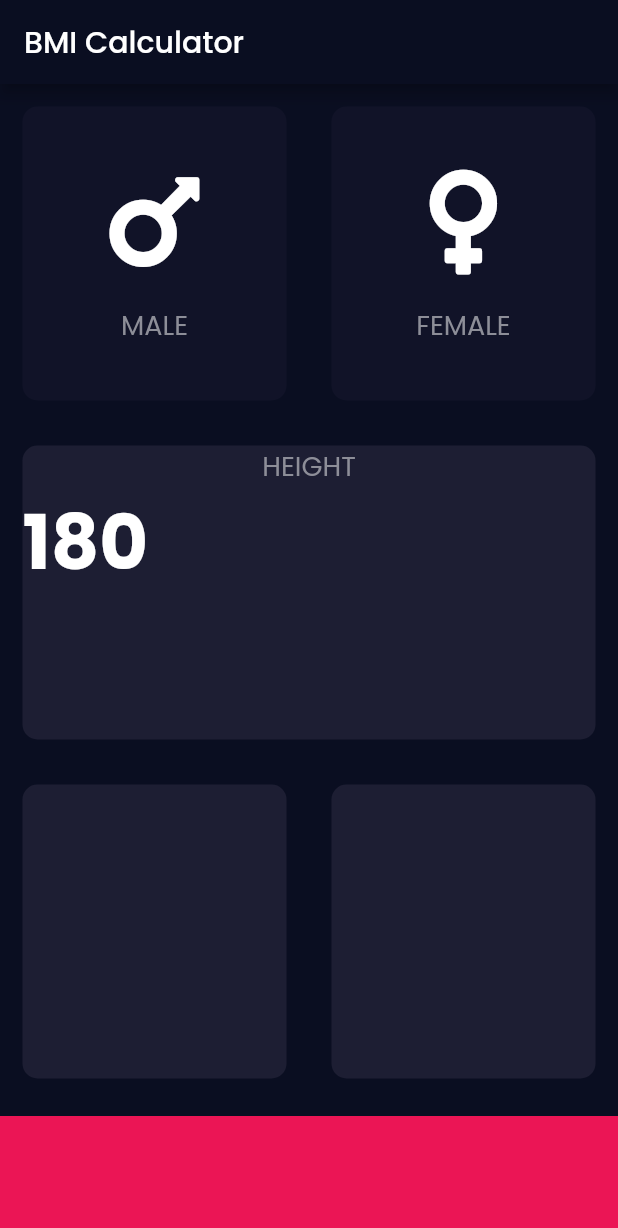
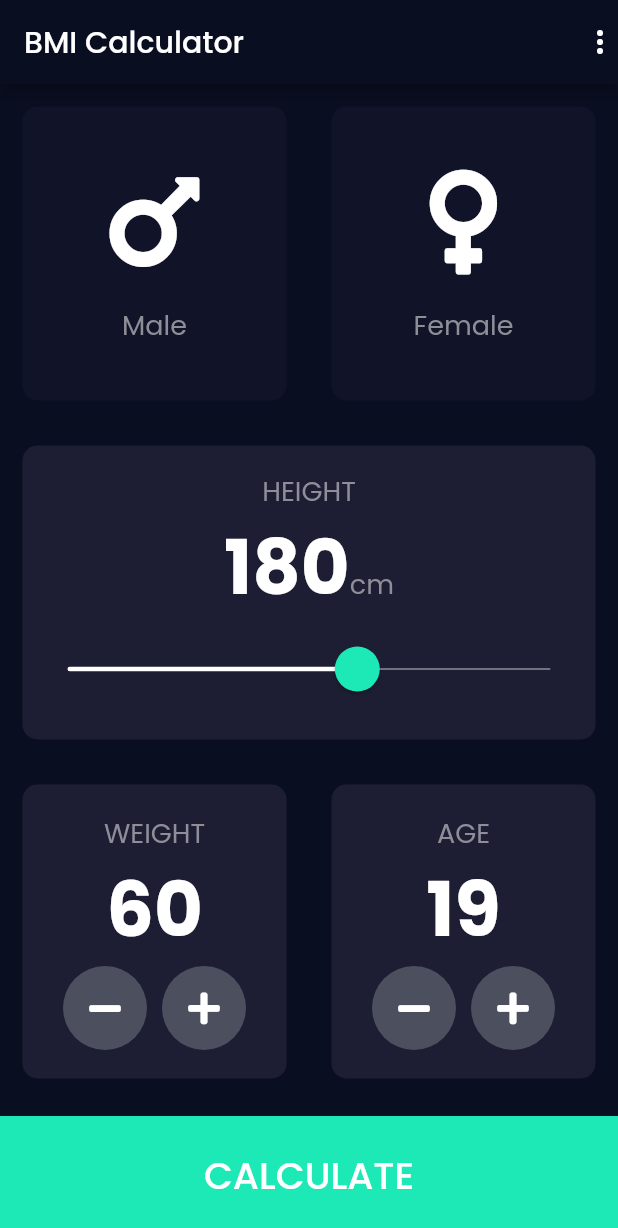
Before and after one commit to codestronaut/flutter-bmi-calculator, a Flutter app: the screen it shows after launch, on a phone screen of 412 x 824 dp. Shown: the top 1228 px of the screen. Run offline on Flutter 3.47's test engine with Material 2 defaults, Android fonts, the phone set to English and light mode, and no system bars; our stand-ins replace font_awesome_flutter, google_fonts.

Commit message:
Add Main Feature and Refactor

```diff
--- /dev/null
+++ b/lib/components/components.dart
@@ -0,0 +1,6 @@
+import 'package:flutter/material.dart';
+import '../shared/constants.dart';
+part 'reusable_card.dart';
+part 'large_bottom_button.dart';
+part 'rounded_icon_button.dart';
+part 'icon_content.dart';
--- a/lib/icon_content.dart
+++ b/lib/components/icon_content.dart
@@ -1,5 +1,4 @@
-import 'package:flutter/material.dart';
-import 'package:flutter_bmi_calculator/constants.dart';
+part of 'components.dart';
 
 class IconContent extends StatelessWidget {
   final IconData icon;
--- /dev/null
+++ b/lib/components/large_bottom_button.dart
@@ -0,0 +1,29 @@
+part of 'components.dart';
+
+class LargeBottomButton extends StatelessWidget {
+  final Function onPress;
+  final String buttonText;
+  LargeBottomButton({
+    @required this.onPress,
+    @required this.buttonText,
+  });
+
+  @override
+  Widget build(BuildContext context) {
+    return GestureDetector(
+      onTap: onPress,
+      child: Container(
+        color: kCustomizedGreen,
+        margin: EdgeInsets.only(top: 10.0),
+        width: double.infinity,
+        height: kBottomContainerHeight,
+        child: Center(
+          child: Text(
+            buttonText,
+            style: kLargeButtonTextStyle,
+          ),
+        ),
+      ),
+    );
+  }
+}
--- a/lib/reusable_card.dart
+++ b/lib/components/reusable_card.dart
@@ -1,11 +1,13 @@
-import 'package:flutter/material.dart';
+part of 'components.dart';
 
 class ReusableCard extends StatelessWidget {
   final Color cardColor;
+  final EdgeInsetsGeometry cardPadding;
   final Widget cardChild;
   final Function onCardTap;
   ReusableCard({
     @required this.cardColor,
+    this.cardPadding,
     this.cardChild,
     this.onCardTap,
   });
@@ -15,6 +17,7 @@ class ReusableCard extends StatelessWidget {
     return GestureDetector(
       onTap: onCardTap,
       child: Container(
+        padding: cardPadding,
         decoration: BoxDecoration(
           color: cardColor,
           borderRadius: BorderRadius.circular(10.0),
--- /dev/null
+++ b/lib/components/rounded_icon_button.dart
@@ -0,0 +1,25 @@
+part of 'components.dart';
+
+class RoundedIconButton extends StatelessWidget {
+  final IconData icon;
+  final Function onPress;
+  RoundedIconButton({
+    @required this.onPress,
+    @required this.icon,
+  });
+
+  @override
+  Widget build(BuildContext context) {
+    return RawMaterialButton(
+      onPressed: onPress,
+      constraints: BoxConstraints.tightFor(
+        width: 56.0,
+        height: 56.0,
+      ),
+      shape: CircleBorder(),
+      fillColor: kButtonColor,
+      elevation: 0.0,
+      child: Icon(icon),
+    );
+  }
+}
--- a/lib/constants.dart
+++ /dev/null
@@ -1,23 +0,0 @@
-import 'package:flutter/material.dart';
-import 'package:google_fonts/google_fonts.dart';
-
-// DIMENS
-const kBottomContainerHeight = 80.0;
-const kLabelTextSize = 18.0;
-
-// COLORS
-const kActiveCardColor = Color(0xFF1D1E33);
-const kInactiveCardColor = Color(0xFF111328);
-const kBottomContainerColor = Color(0xFFEB1555);
-const kLabelTextColor = Color(0xFF8D8E98);
-
-// TEXT STYLE
-final kLabelTextStyle = GoogleFonts.poppins(
-  color: kLabelTextColor,
-  fontSize: kLabelTextSize,
-);
-
-final kNumberTextStyle = GoogleFonts.poppins(
-  fontSize: 50.0,
-  fontWeight: FontWeight.w700,
-);
--- a/lib/input_page.dart
+++ /dev/null
@@ -1,121 +0,0 @@
-import 'package:flutter/material.dart';
-import 'package:flutter_bmi_calculator/icon_content.dart';
-import 'package:flutter_bmi_calculator/reusable_card.dart';
-import 'package:font_awesome_flutter/font_awesome_flutter.dart';
-import 'package:google_fonts/google_fonts.dart';
-import 'package:flutter_bmi_calculator/constants.dart';
-
-enum Gender {
-  male,
-  female,
-}
-
-class InputPage extends StatefulWidget {
-  InputPage({Key key}) : super(key: key);
-
-  @override
-  _InputPageState createState() => _InputPageState();
-}
-
-class _InputPageState extends State<InputPage> {
-  Gender selectedGender;
-
-  @override
-  Widget build(BuildContext context) {
-    return Scaffold(
-      appBar: AppBar(
-        title: Text(
-          'BMI Calculator',
-          style: GoogleFonts.poppins(),
-        ),
-      ),
-      body: Column(
-        crossAxisAlignment: CrossAxisAlignment.stretch,
-        children: [
-          Expanded(
-            child: Row(
-              children: [
-                Expanded(
-                  child: ReusableCard(
-                    onCardTap: () {
-                      setState(() {
-                        selectedGender = Gender.male;
-                      });
-                    },
-                    cardColor: selectedGender == Gender.male
-                        ? kActiveCardColor
-                        : kInactiveCardColor,
-                    cardChild: IconContent(
-                      icon: FontAwesomeIcons.mars,
-                      label: 'MALE',
-                    ),
-                  ),
-                ),
-                Expanded(
-                  child: ReusableCard(
-                    onCardTap: () {
-                      setState(() {
-                        selectedGender = Gender.female;
-                      });
-                    },
-                    cardColor: selectedGender == Gender.female
-                        ? kActiveCardColor
-                        : kInactiveCardColor,
-                    cardChild: IconContent(
-                      icon: FontAwesomeIcons.venus,
-                      label: 'FEMALE',
-                    ),
-                  ),
-                ),
-              ],
-            ),
-          ),
-          Expanded(
-            child: ReusableCard(
-              cardColor: kActiveCardColor,
-              cardChild: Column(
-                children: [
-                  Text(
-                    'HEIGHT',
-                    style: kLabelTextStyle,
-                  ),
-                  Row(
-                    children: [
-                      Text(
-                        '180',
-                        style: kNumberTextStyle,
-                      ),
-                      Text(''),
-                    ],
-                  )
-                ],
-              ),
-            ),
-          ),
-          Expanded(
-            child: Row(
-              children: [
-                Expanded(
-                  child: ReusableCard(
-                    cardColor: kActiveCardColor,
-                  ),
-                ),
-                Expanded(
-                  child: ReusableCard(
-                    cardColor: kActiveCardColor,
-                  ),
-                ),
-              ],
-            ),
-          ),
-          Container(
-            color: kBottomContainerColor,
-            margin: EdgeInsets.only(top: 10.0),
-            width: double.infinity,
-            height: kBottomContainerHeight,
-          )
-        ],
-      ),
-    );
-  }
-}
--- a/lib/main.dart
+++ b/lib/main.dart
@@ -1,6 +1,7 @@
 import 'package:flutter/material.dart';
 import 'package:flutter/services.dart';
-import 'package:flutter_bmi_calculator/input_page.dart';
+import 'package:flutter_bmi_calculator/screens/screens.dart';
+import 'package:flutter_bmi_calculator/shared/constants.dart';
 
 void main() {
   runApp(BMICalculator());
@@ -16,13 +17,13 @@ class BMICalculator extends StatelessWidget {
     );
 
     return MaterialApp(
-      title: 'BMI Calculator',
+      title: kTitle,
+      debugShowCheckedModeBanner: false,
       theme: ThemeData.dark().copyWith(
         primaryColor: Color(0xFF0A0E21),
         scaffoldBackgroundColor: Color(0xFF0A0E21),
       ),
       home: InputPage(),
-      debugShowCheckedModeBanner: false,
     );
   }
 }
--- /dev/null
+++ b/lib/screens/input_page.dart
@@ -0,0 +1,242 @@
+part of 'screens.dart';
+
+enum Gender {
+  male,
+  female,
+}
+
+class InputPage extends StatefulWidget {
+  InputPage({Key key}) : super(key: key);
+
+  @override
+  _InputPageState createState() => _InputPageState();
+}
+
+class _InputPageState extends State<InputPage> {
+  Gender selectedGender;
+  int height = 180;
+  int weight = 60;
+  int age = 19;
+
+  @override
+  Widget build(BuildContext context) {
+    return Scaffold(
+      appBar: AppBar(
+        title: Text(
+          kTitle,
+          style: GoogleFonts.poppins(),
+        ),
+        actions: [
+          Icon(Icons.more_vert),
+        ],
+      ),
+      body: Column(
+        crossAxisAlignment: CrossAxisAlignment.stretch,
+        children: [
+          Expanded(
+            child: Row(
+              children: [
+                Expanded(
+                  child: ReusableCard(
+                    onCardTap: () {
+                      setState(() {
+                        selectedGender = Gender.male;
+                      });
+                    },
+                    cardColor: selectedGender == Gender.male
+                        ? kActiveCardColor
+                        : kInactiveCardColor,
+                    cardChild: IconContent(
+                      icon: FontAwesomeIcons.mars,
+                      label: kMale,
+                    ),
+                  ),
+                ),
+                Expanded(
+                  child: ReusableCard(
+                    onCardTap: () {
+                      setState(() {
+                        selectedGender = Gender.female;
+                      });
+                    },
+                    cardColor: selectedGender == Gender.female
+                        ? kActiveCardColor
+                        : kInactiveCardColor,
+                    cardChild: IconContent(
+                      icon: FontAwesomeIcons.venus,
+                      label: kFemale,
+                    ),
+                  ),
+                ),
+              ],
+            ),
+          ),
+          Expanded(
+            child: ReusableCard(
+              cardColor: kActiveCardColor,
+              cardChild: Column(
+                mainAxisAlignment: MainAxisAlignment.center,
+                children: [
+                  Text(
+                    kHeight.toUpperCase(),
+                    style: kLabelTextStyle,
+                  ),
+                  Row(
+                    mainAxisAlignment: MainAxisAlignment.center,
+                    crossAxisAlignment: CrossAxisAlignment.baseline,
+                    textBaseline: TextBaseline.alphabetic,
+                    children: [
+                      Text(
+                        height.toString(),
+                        style: kNumberTextStyle,
+                      ),
+                      Text(
+                        kCm,
+                        style: kLabelTextStyle,
+                      ),
+                    ],
+                  ),
+                  SliderTheme(
+                    data: SliderTheme.of(context).copyWith(
+                      thumbShape: RoundSliderThumbShape(
+                        enabledThumbRadius: 15.0,
+                      ),
+                      overlayShape: RoundSliderOverlayShape(
+                        overlayRadius: 30.0,
+                      ),
+                      overlayColor: kCustomizedGreen.withAlpha(30),
+                      thumbColor: kCustomizedGreen,
+                      activeTrackColor: Colors.white,
+                      inactiveTrackColor: kLabelTextColor,
+                      trackHeight: 1.0,
+                    ),
+                    child: Slider(
+                      value: height.toDouble(),
+                      min: kSliderMinValue,
+                      max: kSliderMaxValue,
+                      onChanged: (double newValue) {
+                        setState(() {
+                          height = newValue.toInt();
+                        });
+                      },
+                    ),
+                  ),
+                ],
+              ),
+            ),
+          ),
+          Expanded(
+            child: Row(
+              children: [
+                Expanded(
+                  child: ReusableCard(
+                    cardColor: kActiveCardColor,
+                    cardChild: Column(
+                      mainAxisAlignment: MainAxisAlignment.center,
+                      children: [
+                        Text(
+                          kWeight.toUpperCase(),
+                          style: kLabelTextStyle,
+                        ),
+                        Text(
+                          weight.toString(),
+                          style: kNumberTextStyle,
+                        ),
+                        Row(
+                          mainAxisAlignment: MainAxisAlignment.center,
+                          children: [
+                            RoundedIconButton(
+                              onPress: () {
+                                setState(() {
+                                  weight--;
+                                });
+                              },
+                              icon: FontAwesomeIcons.minus,
+                            ),
+                            SizedBox(
+                              width: 10.0,
+                            ),
+                            RoundedIconButton(
+                              onPress: () {
+                                setState(() {
+                                  weight++;
+                                });
+                              },
+                              icon: FontAwesomeIcons.plus,
+                            ),
+                          ],
+                        ),
+                      ],
+                    ),
+                  ),
+                ),
+                Expanded(
+                  child: ReusableCard(
+                    cardColor: kActiveCardColor,
+                    cardChild: Column(
+                      mainAxisAlignment: MainAxisAlignment.center,
+                      children: [
+                        Text(
+                          kAge.toUpperCase(),
+                          style: kLabelTextStyle,
+                        ),
+                        Text(
+                          age.toString(),
+                          style: kNumberTextStyle,
+                        ),
+                        Row(
+                          mainAxisAlignment: MainAxisAlignment.center,
+                          children: [
+                            RoundedIconButton(
+                              onPress: () {
+                                setState(() {
+                                  age--;
+                                });
+                              },
+                              icon: FontAwesomeIcons.minus,
+                            ),
+                            SizedBox(
+                              width: 10.0,
+                            ),
+                            RoundedIconButton(
+                              onPress: () {
+                                setState(() {
+                                  age++;
+                                });
+                              },
+                              icon: FontAwesomeIcons.plus,
+                            ),
+                          ],
+                        )
+                      ],
+                    ),
+                  ),
+                ),
+              ],
+            ),
+          ),
+          LargeBottomButton(
+            onPress: () {
+              CalculateBrain calculate = CalculateBrain(
+                height: height,
+                weight: weight,
+              );
+              Navigator.push(
+                context,
+                MaterialPageRoute(
+                  builder: (context) => ResultsPage(
+                    bmiResult: calculate.calculateBMI(),
+                    resultText: calculate.getResult(),
+                    resultColor: calculate.getResultColor(),
+                    interpretation: calculate.getInterpretation(),
+                  ),
+                ),
+              );
+            },
+            buttonText: kCalculateButtonText.toUpperCase(),
+          )
+        ],
+      ),
+    );
+  }
+}
--- /dev/null
+++ b/lib/shared/constants.dart
@@ -0,0 +1,75 @@
+import 'package:flutter/material.dart';
+import 'package:google_fonts/google_fonts.dart';
+
+// DIMENS
+const kBottomContainerHeight = 80.0;
+const kLabelTextSize = 18.0;
+const kSliderMinValue = 120.0;
+const kSliderMaxValue = 220.0;
+
+// COLORS
+const kActiveCardColor = Color(0xFF1D1E33);
+const kInactiveCardColor = Color(0xFF111328);
+const kLabelTextColor = Color(0xFF8D8E98);
+const kButtonColor = Color(0xFF4C4F5E);
+const kCustomizedGreen = Color(0xFF1DE9B6);
+const kCustomizedYellow = Color(0xFFFFC400);
+const kCustomizedRed = Color(0xFFEB1555);
+
+// STATIC STRINGS
+const String kTitle = 'BMI Calculator';
+const String kResultTitle = 'Your Result';
+const String kOverweight = 'Overweight';
+const String kNormal = 'Normal';
+const String kUnderweight = 'Underweight';
+const String kOverweightInterpretation =
+    'You have a higher than normal body weight. Try to exercise more and diet!';
+const String kNormalInterpretation = 'You have a normal body weight. Good job!';
+const String kUnderweightInterpretation =
+    'You have a lower than normal body weight. Try to increase you calories!';
+const String kMale = 'Male';
+const String kFemale = 'Female';
+const String kHeight = 'Height';
+const String kWeight = 'Weight';
+const String kAge = 'Age';
+const String kCalculateButtonText = 'Calculate';
+const String kRecalculateButtonText = 'Re-calculate';
+const String kCm = 'cm';
+const String kNormalBMIText = 'Normal BMI Range:';
+const String kNormalBMIFact = '18.5 - 25 kg/m2';
+
+// TEXT STYLE
+final kLabelTextStyle = GoogleFonts.poppins(
+  color: kLabelTextColor,
+  fontSize: kLabelTextSize,
+);
+
+final kNumberTextStyle = GoogleFonts.poppins(
+  fontSize: 50.0,
+  fontWeight: FontWeight.w700,
+);
+
+final kLargeButtonTextStyle = GoogleFonts.poppins(
+  fontSize: 25.0,
+  fontWeight: FontWeight.w500,
+);
+
+final kTitleTextStyle = GoogleFonts.poppins(
+  fontSize: 50.0,
+  fontWeight: FontWeight.w600,
+);
+
+final kResultTextStyle = GoogleFonts.poppins(
+  fontSize: 22.0,
+  fontWeight: FontWeight.w700,
+  color: kCustomizedGreen,
+);
+
+final kBMITextStyle = GoogleFonts.poppins(
+  fontSize: 96.0,
+  fontWeight: FontWeight.w700,
+);
+
+final kBodyTextStyle = GoogleFonts.poppins(
+  fontSize: 20.0,
+);
```
Also changed, not shown: lib/models/calculate_brain.dart (added, +46 -0 lines), lib/screens/results_page.dart (added, +85 -0 lines), lib/screens/screens.dart (added, +9 -0 lines).
